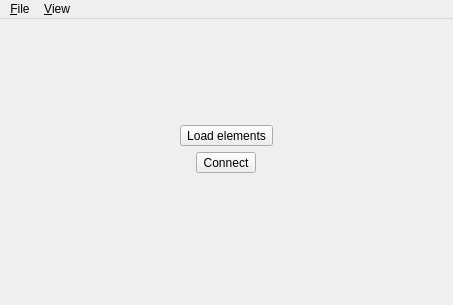
This is src/app/elapseclient.ui in sijk/elapse as Qt 5 draws it before an edit. The edited form follows.
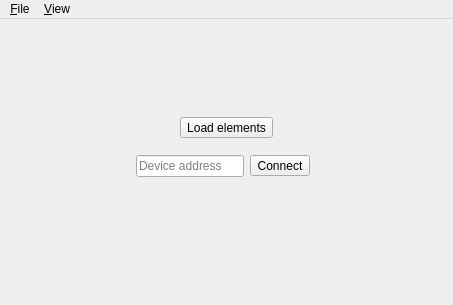
This is the edited form. Icons and pictures are not drawn. Custom widgets are drawn as their Qt base class.

Commit message:
Add a text field for entering the device address
I need to do this often enough that it's annoying to have to edit the config
file.

```diff
--- a/src/app/elapseclient.ui
+++ b/src/app/elapseclient.ui
@@ -21,7 +21,7 @@
        <number>0</number>
       </property>
       <widget class="QWidget" name="pageDisconnected">
-       <layout class="QVBoxLayout" name="verticalLayout_3">
+       <layout class="QVBoxLayout" name="verticalLayout_3" stretch="8,0,0,10">
         <item>
          <spacer name="verticalSpacer">
           <property name="orientation">
@@ -46,6 +46,38 @@
          </widget>
         </item>
         <item alignment="Qt::AlignHCenter">
+         <widget class="QWidget" name="groupConnect" native="true">
+          <layout class="QHBoxLayout" name="horizontalLayout_3">
+           <item>
+            <spacer name="horizontalSpacer_2">
+             <property name="orientation">
+              <enum>Qt::Horizontal</enum>
+             </property>
+             <property name="sizeType">
+              <enum>QSizePolicy::Fixed</enum>
+             </property>
+             <property name="sizeHint" stdset="0">
+              <size>
+               <width>20</width>
+               <height>20</height>
+              </size>
+             </property>
+            </spacer>
+           </item>
+           <item>
+            <widget class="QLineEdit" name="deviceAddress">
+             <property name="sizePolicy">
+              <sizepolicy hsizetype="Preferred" vsizetype="Fixed">
+               <horstretch>0</horstretch>
+               <verstretch>0</verstretch>
+              </sizepolicy>
+             </property>
+             <property name="placeholderText">
+              <string>Device address</string>
+             </property>
+            </widget>
+           </item>
+           <item>
          <widget class="QToolButton" name="buttonConnect">
           <property name="text">
            <string>Connect</string>
@@ -55,7 +87,7 @@
           </property>
          </widget>
         </item>
-        <item alignment="Qt::AlignHCenter|Qt::AlignVCenter">
+           <item>
          <widget class="Spinner" name="spinnerConnecting">
           <property name="minimumSize">
            <size>
@@ -66,6 +98,9 @@
           <property name="text">
            <string/>
           </property>
+            </widget>
+           </item>
+          </layout>
          </widget>
         </item>
         <item>
```
Lines whose indentation alone changed are shown as unchanged. The commit also changes 3 other files.
